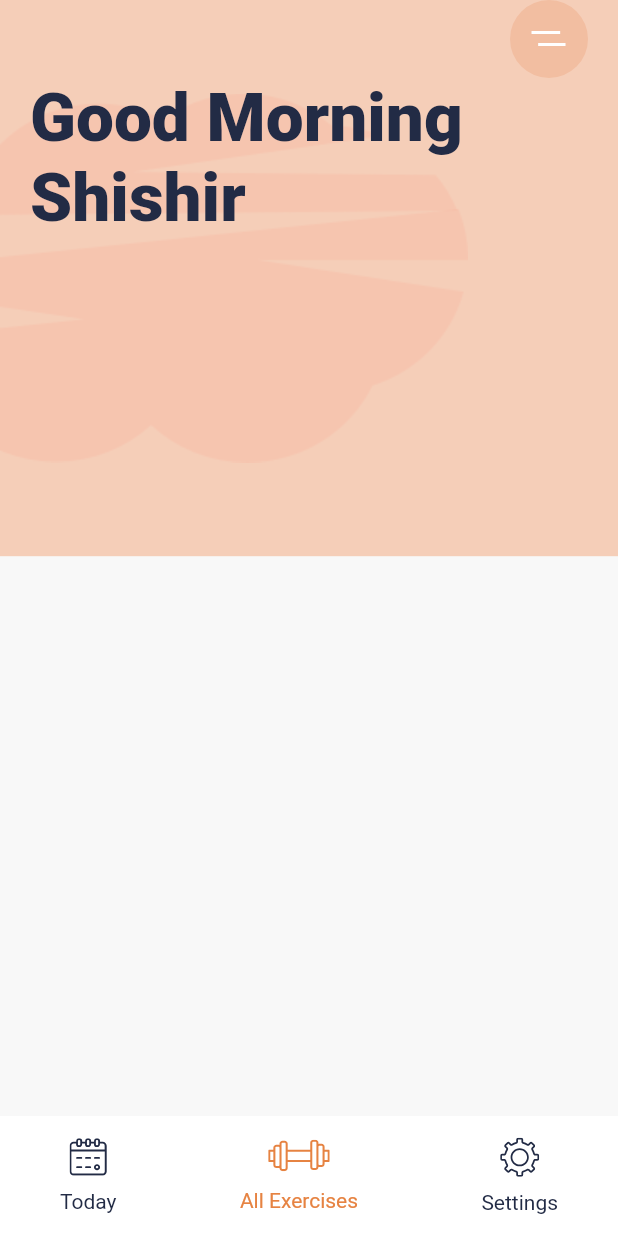
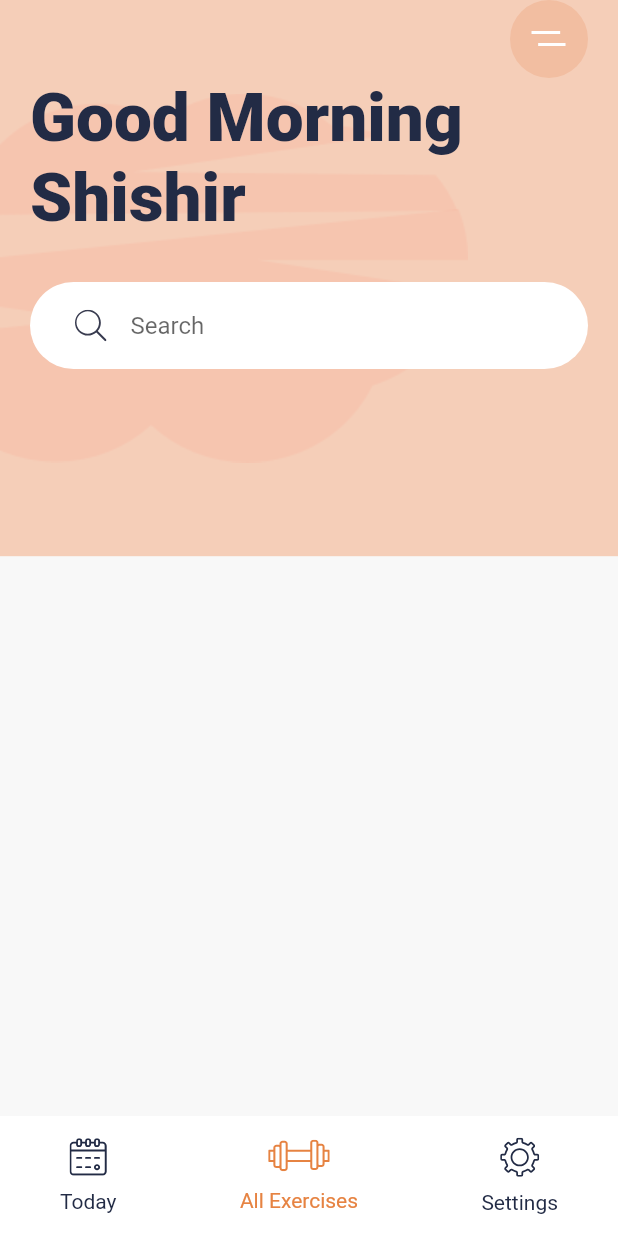
Before and after one commit to j-pcgoncalves/meditation_app, a Flutter app: the screen it shows after launch, on a phone screen of 412 x 824 dp. Run offline on Flutter 3.47's test engine with Material 2 defaults, Android fonts, the phone set to English and light mode, and no system bars; our stand-ins replace flutter_svg.

Commit message:
create SearchBar

```diff
--- a/lib/main.dart
+++ b/lib/main.dart
@@ -2,6 +2,7 @@ import 'package:flutter/material.dart';
 import 'package:flutter_svg/flutter_svg.dart';
 import 'package:meditation_app/constants.dart';
 import 'package:meditation_app/widgets/bottom_nav_bar.dart';
+import 'package:meditation_app/widgets/search_bar.dart';
 
 void main() => runApp(const MyApp());
 
@@ -72,6 +73,7 @@ class HomeScreen extends StatelessWidget {
                         .displaySmall
                         .copyWith(fontWeight: FontWeight.w900),
                   ),
+                  const SearchBar(),
                 ],
               ),
             ),
--- /dev/null
+++ b/lib/widgets/search_bar.dart
@@ -0,0 +1,25 @@
+import 'package:flutter/material.dart';
+import 'package:flutter_svg/flutter_svg.dart';
+
+class SearchBar extends StatelessWidget {
+  const SearchBar({Key key}) : super(key: key);
+
+  @override
+  Widget build(BuildContext context) {
+    return Container(
+      margin: const EdgeInsets.symmetric(vertical: 30),
+      padding: const EdgeInsets.symmetric(horizontal: 30, vertical: 5),
+      decoration: BoxDecoration(
+        color: Colors.white,
+        borderRadius: BorderRadius.circular(29.5),
+      ),
+      child: TextField(
+        decoration: InputDecoration(
+          hintText: 'Search',
+          icon: SvgPicture.asset('assets/icons/search.svg'),
+          border: InputBorder.none,
+        ),
+      ),
+    );
+  }
+}
```
